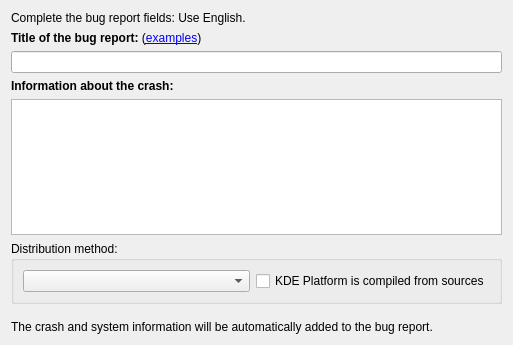
KDE/kde-runtime, file drkonqi/ui/assistantpage_bugzilla_information.ui: the form before one commit.
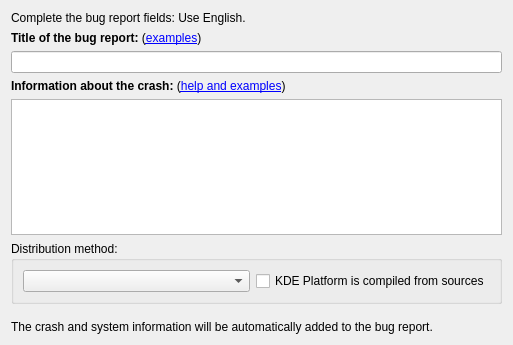
The form after the commit. Custom widgets are drawn as their Qt base class.

Commit message: - Added help and examples for description, to the Information entry page. (including application config examples) - Updated ToDo

```diff
--- a/drkonqi/ui/assistantpage_bugzilla_information.ui
+++ b/drkonqi/ui/assistantpage_bugzilla_information.ui
@@ -36,7 +36,7 @@
      <item>
       <widget class="QLabel" name="m_detailsLabel">
        <property name="text">
-        <string comment="@label:textbox">&lt;strong&gt;Information about the crash:&lt;/strong&gt;</string>
+        <string comment="@label:textbox">&lt;strong&gt;Information about the crash:&lt;/strong&gt; (&lt;a href=&quot;#&quot;&gt;help and examples&lt;/a&gt;)</string>
        </property>
       </widget>
      </item>
```
The commit also changes 3 other files.
